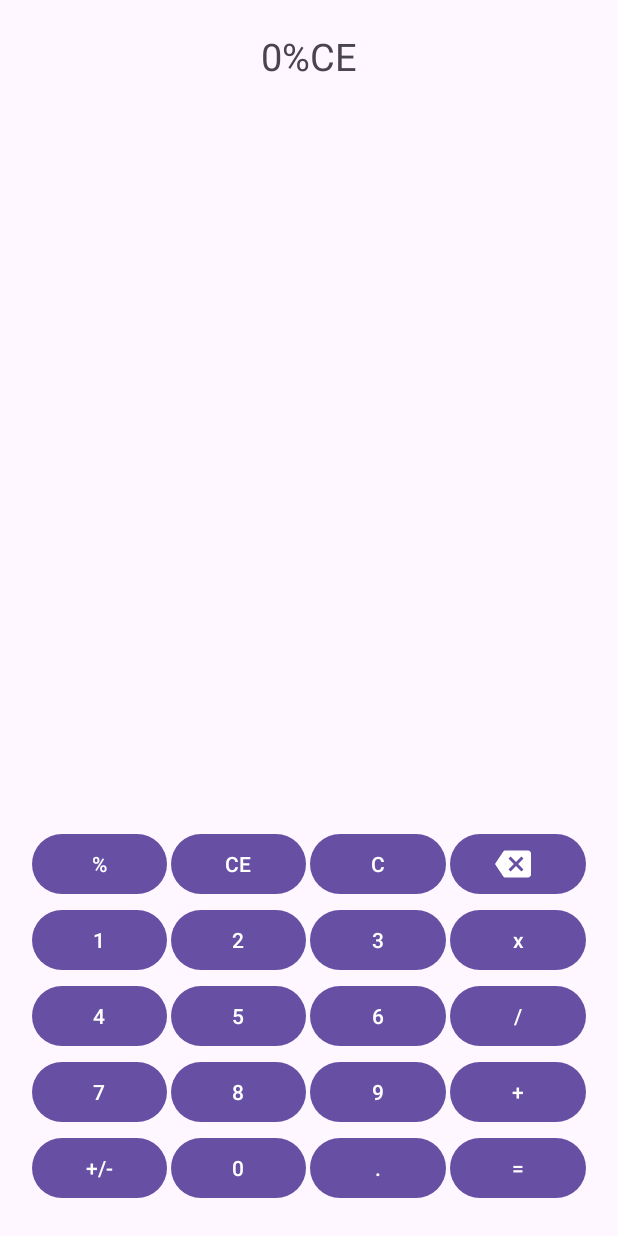
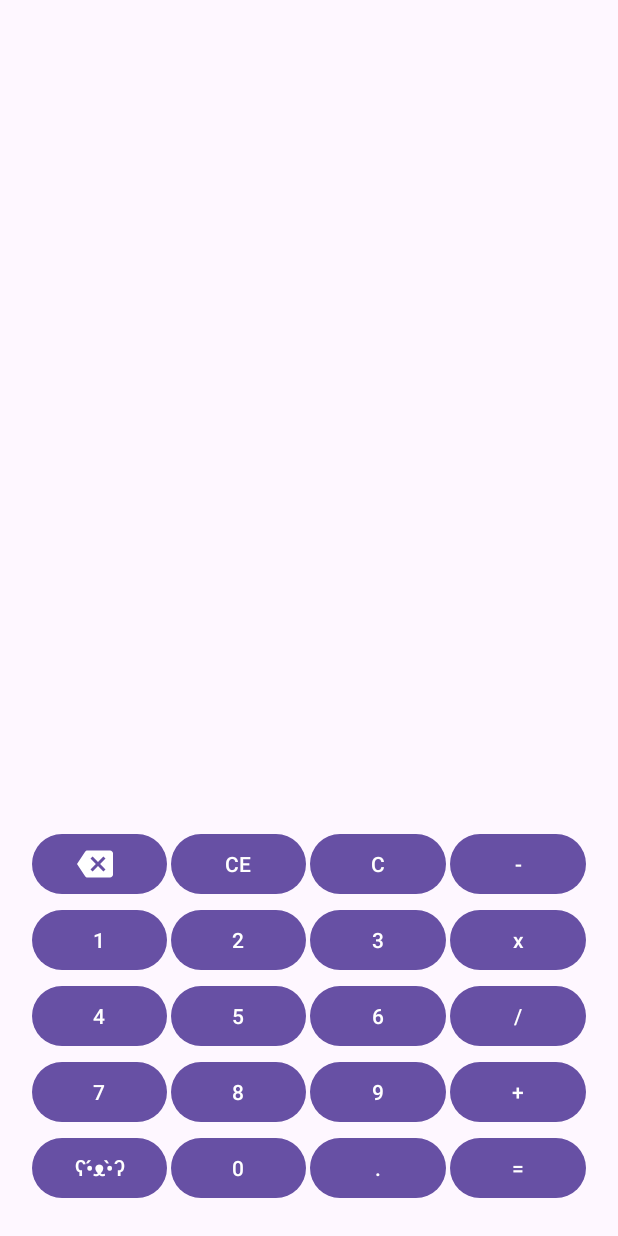
Before and after one commit to xubo961/PMDM-Calculadora, an Android app: the screen it shows after launch (MainActivity), after a tap on "CE", on a phone screen of 412 x 824 dp. Run offline under Robolectric (Android 15) with nearby library versions, the phone set to English and light mode, and no system bars; libraries missing offline, so code that uses them is left out: com.udojava.evalex; 1 other tap on this screen came first.

Commit message:
Calculadora terminada

```diff
--- a/app/build.gradle.kts
+++ b/app/build.gradle.kts
@@ -26,8 +26,8 @@ android {
         }
     }
     compileOptions {
-        sourceCompatibility = JavaVersion.VERSION_1_8
-        targetCompatibility = JavaVersion.VERSION_1_8
+        sourceCompatibility = JavaVersion.VERSION_14
+        targetCompatibility = JavaVersion.VERSION_14
     }
 }
 
@@ -40,4 +40,5 @@ dependencies {
     testImplementation(libs.junit)
     androidTestImplementation(libs.ext.junit)
     androidTestImplementation(libs.espresso.core)
+    implementation("com.udojava:EvalEx:2.7")
 }
--- a/app/src/main/java/com/boxu555/calculadora/MainActivity.java
+++ b/app/src/main/java/com/boxu555/calculadora/MainActivity.java
@@ -10,10 +10,15 @@ import androidx.appcompat.app.AppCompatActivity;
 import androidx.core.graphics.Insets;
 import androidx.core.view.ViewCompat;
 import androidx.core.view.WindowInsetsCompat;
+import com.udojava.evalex.Expression;
 
+
+import java.text.DecimalFormat;
 import java.util.ArrayList;
 
 public class MainActivity extends AppCompatActivity {
+
+    private TextView inputDisplay, outputDisplay;
 
     @Override
     protected void onCreate(Bundle savedInstanceState) {
@@ -36,13 +41,13 @@ public class MainActivity extends AppCompatActivity {
         Button button7 = findViewById(R.id.button7);
         Button button8 = findViewById(R.id.button8);
         Button button9 = findViewById(R.id.button9);
-        Button buttonMasMenos = findViewById(R.id.buttonMasMenos);
+        Button buttonMasMenos = findViewById(R.id.buttonOso);
         Button buttonPunto = findViewById(R.id.buttonPunto);
         Button buttonCalcular = findViewById(R.id.buttonCalcular);
         Button buttonMultiplicar = findViewById(R.id.buttonMultiplicar);
         Button buttonDividir = findViewById(R.id.buttonDividir);
         Button buttonSumar = findViewById(R.id.buttonSumar);
-        Button buttonPorcentaje = findViewById(R.id.buttonPorcentaje);
+        Button buttonRestar = findViewById(R.id.buttonRestar);
         Button buttonCE = findViewById(R.id.buttonCE);
         Button buttonC = findViewById(R.id.buttonC);
         Button buttonDelete = findViewById(R.id.buttonDelete);
@@ -58,19 +63,15 @@ public class MainActivity extends AppCompatActivity {
         buttons.add(button7);
         buttons.add(button8);
         buttons.add(button9);
-        buttons.add(buttonMasMenos);
         buttons.add(buttonPunto);
-        buttons.add(buttonCalcular);
         buttons.add(buttonMultiplicar);
         buttons.add(buttonDividir);
         buttons.add(buttonSumar);
-        buttons.add(buttonPorcentaje);
-        buttons.add(buttonCE);
-        buttons.add(buttonC);
-        buttons.add(buttonDelete);
+        buttons.add(buttonRestar);
+
 
         TextView pantalla = findViewById(R.id.pantalla);
-        pantalla.setText("0");
+        pantalla.setText("");
 
         for (Button button: buttons) {
             button.setOnClickListener(new View.OnClickListener() {
@@ -83,6 +84,119 @@ public class MainActivity extends AppCompatActivity {
             });
         }
 
+        buttonDelete.setOnClickListener(new View.OnClickListener() {
+            @Override
+            public void onClick(View view) {
+                String delete = pantalla.getText().toString();
+                delete = delete.substring(0, delete.length()-1);
+                pantalla.setText(delete);
+            }
+        });
+
+        buttonC.setOnClickListener(new View.OnClickListener() {
+            @Override
+            public void onClick(View view) {
+                pantalla.setText("");
+            }
+        });
+
+        buttonCE.setOnClickListener(new View.OnClickListener() {
+            @Override
+            public void onClick(View view) {
+                pantalla.setText("");
+            }
+        });
+
+        buttonMultiplicar.setOnClickListener(new View.OnClickListener() {
+            @Override
+            public void onClick(View view) {
+                String pantallaT = pantalla.getText().toString();
+
+                if (!pantallaT.isEmpty()) {
+                    if (!pantallaT.contains(" * ")) {
+                        pantalla.setText(pantallaT + " * ");
+                    }
+                }
+            }
+        });
+
+        buttonDividir.setOnClickListener(new View.OnClickListener() {
+            @Override
+            public void onClick(View view) {
+                String pantallaT = pantalla.getText().toString();
+
+                if (!pantallaT.isEmpty()) {
+                    if (!pantallaT.contains(" / ")) {
+                        pantalla.setText(pantallaT + " / ");
+                    }
+                }
+            }
+        });
+
+        buttonSumar.setOnClickListener(new View.OnClickListener() {
+            @Override
+            public void onClick(View view) {
+                String pantallaT = pantalla.getText().toString();
+
+                if (!pantallaT.isEmpty()) {
+                    if (!pantallaT.contains(" + ")) {
+                        pantalla.setText(pantallaT + " + ");
+                    }
+                }
+            }
+        });
+
+        buttonRestar.setOnClickListener(new View.OnClickListener() {
+            @Override
+            public void onClick(View view) {
+                String pantallaT = pantalla.getText().toString();
+
+                if (!pantallaT.isEmpty()) {
+                    if (!pantallaT.contains(" - ")) {
+                        pantalla.setText(pantallaT + " - ");
+                    }
+                }
+            }
+        });
+
+        buttonPunto.setOnClickListener(new View.OnClickListener() {
+            @Override
+            public void onClick(View view) {
+                String pantallaT = pantalla.getText().toString();
+
+                if (!pantallaT.isEmpty()) {
+                    if (!pantallaT.contains(" . ")) {
+                        pantalla.setText(pantallaT + " . ");
+                    }
+                }
+            }
+        });
+
+        buttonCalcular.setOnClickListener(new View.OnClickListener() {
+            @Override
+            public void onClick(View view) {
+                String calculo = pantalla.getText().toString();
+
+                try {
+                    Expression expression = new Expression(calculo);
+                    double resltado = expression.eval().doubleValue();
+
+                    pantalla.setText(resltado+"");
+                } catch (Exception e) {
+                    pantalla.setText("Error");
+                }
+            }
+        });
+
+
+
+
+
+
+
+
+
+
 
 
 
--- a/app/src/main/res/layout/activity_main.xml
+++ b/app/src/main/res/layout/activity_main.xml
@@ -28,12 +28,16 @@
             android:orientation="horizontal">
 
             <Button
-                android:id="@+id/buttonPorcentaje"
+                android:id="@+id/buttonDelete"
                 android:layout_width="wrap_content"
                 android:layout_height="wrap_content"
                 android:layout_weight="1"
                 android:layout_margin="1dp"
-                android:text="%" />
+                android:drawableLeft="@drawable/delete_icon"
+                android:paddingLeft="30dp"
+                />
+
+
 
             <Button
                 android:id="@+id/buttonCE"
@@ -52,14 +56,14 @@
                 android:text="C" />
 
             <Button
-                android:id="@+id/buttonDelete"
+                android:id="@+id/buttonRestar"
                 android:layout_width="wrap_content"
                 android:layout_height="wrap_content"
                 android:layout_weight="1"
                 android:layout_margin="1dp"
-                android:drawableLeft="@drawable/delete_icon"
-                android:paddingLeft="30dp"
-                />
+                android:text="-" />
+
+
         </LinearLayout>
 
         <LinearLayout
@@ -183,12 +187,12 @@
             android:orientation="horizontal">
 
             <Button
-                android:id="@+id/buttonMasMenos"
+                android:id="@+id/buttonOso"
                 android:layout_width="wrap_content"
                 android:layout_height="wrap_content"
                 android:layout_weight="1"
                 android:layout_margin="1dp"
-                android:text="+/-" />
+                android:text="ʕ•́ᴥ•̀ʔ" />
 
             <Button
                 android:id="@+id/button0"
```
